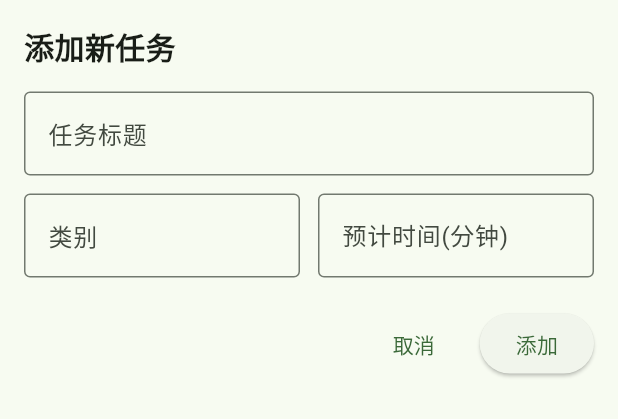
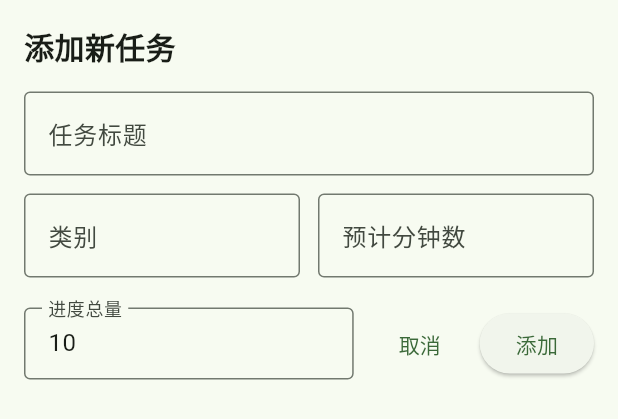
Before and after one commit to cup113/unison, a Flutter app: the TodoEditorWidget widget shown alone on an empty page, opened directly with empty values, on a phone screen of 412 x 824 dp. Shown: the top 419 px of the screen. Run offline on Flutter 3.47's test engine with Material 3 defaults, Android fonts, the phone set to English and light mode, and no system bars; our stand-ins replace shared_preferences; accounts and stored records are empty.

Commit message:
feat(todo): 添加可配置进度总量功能，优化任务管理体验

```diff
--- a/lib/active_todo_view.dart
+++ b/lib/active_todo_view.dart
@@ -185,8 +185,8 @@ class _ActiveTodoViewState extends State<ActiveTodoView> {
             child: Slider(
               value: activeTodo.progress.toDouble(),
               min: 0,
-              max: 10,
-              divisions: 10,
+              max: activeTodo.total.toDouble(),
+              divisions: activeTodo.total,
               label: activeTodo.progress.toString(),
               onChanged: (value) {
                 todoManager.setProgress(activeTodo.id, value.toInt());
@@ -200,7 +200,7 @@ class _ActiveTodoViewState extends State<ActiveTodoView> {
             const Icon(Icons.task, size: 16, color: Colors.grey),
             const SizedBox(width: 4),
             Text(
-              '进度 ${activeTodo.progress}/10',
+              '进度 ${activeTodo.progress}/${activeTodo.total}',
               style: const TextStyle(
                 fontWeight: FontWeight.bold,
                 fontSize: 16,
--- a/lib/todo.dart
+++ b/lib/todo.dart
@@ -1,12 +1,13 @@
 class Todo {
   final String id;
   String title;
-  int progress; // 0-10的进度值，替代原来的isCompleted
+  int progress; // 0-total的进度值，替代原来的isCompleted
   bool isActive;
   bool isArchived;
   String category; // 类别字段
   int estimatedTime; // 预计时间字段(以分钟为单位)
   int focusedTime; // 已专注时间字段(以分钟为单位)
+  int total; // 进度总量，默认为 10
 
   Todo({
     required this.id,
@@ -17,10 +18,11 @@ class Todo {
     this.category = '',
     this.estimatedTime = 0, // 0表示未设置预计时间
     this.focusedTime = 0, // 默认专注时间为0
+    this.total = 10, // 默认进度总量为10
   });
 
-  // 添加一个getter来判断任务是否完成(进度为10时完成)
-  bool get isCompleted => progress == 10;
+// 添加一个getter来判断任务是否完成(进度为total时完成)
+  bool get isCompleted => progress == total;
 
   Todo copyWith({
     String? id,
@@ -31,6 +33,7 @@ class Todo {
     String? category,
     int? estimatedTime,
     int? focusedTime,
+    int? total,
   }) {
     return Todo(
       id: id ?? this.id,
@@ -41,6 +44,7 @@ class Todo {
       category: category ?? this.category,
       estimatedTime: estimatedTime ?? this.estimatedTime,
       focusedTime: focusedTime ?? this.focusedTime,
+      total: total ?? this.total,
     );
   }
 }
--- a/lib/todo_editor_widget.dart
+++ b/lib/todo_editor_widget.dart
@@ -24,6 +24,7 @@ class _TodoEditorWidgetState extends State<TodoEditorWidget> {
   late TextEditingController _titleController;
   late TextEditingController _categoryController;
   late TextEditingController _estimatedTimeController;
+  late TextEditingController _totalController;
 
   @override
   void initState() {
@@ -37,6 +38,9 @@ class _TodoEditorWidgetState extends State<TodoEditorWidget> {
     _estimatedTimeController = TextEditingController(
       text: widget.todo?.estimatedTime.toString() ?? '',
     );
+    _totalController = TextEditingController(
+      text: widget.todo?.total.toString() ?? '10',
+    );
   }
 
   @override
@@ -44,6 +48,7 @@ class _TodoEditorWidgetState extends State<TodoEditorWidget> {
     _titleController.dispose();
     _categoryController.dispose();
     _estimatedTimeController.dispose();
+    _totalController.dispose();
     super.dispose();
   }
 
@@ -84,7 +89,7 @@ class _TodoEditorWidgetState extends State<TodoEditorWidget> {
                 child: TextField(
                   controller: _estimatedTimeController,
                   decoration: const InputDecoration(
-                    labelText: '预计时间(分钟)',
+                    labelText: '预计分钟数',
                     border: OutlineInputBorder(),
                   ),
                   keyboardType: TextInputType.number,
@@ -94,13 +99,26 @@ class _TodoEditorWidgetState extends State<TodoEditorWidget> {
           ),
           const SizedBox(height: 20),
           Row(
-            mainAxisAlignment: MainAxisAlignment.end,
             children: [
+              Expanded(
+                flex: 2,
+                child: TextField(
+                  controller: _totalController,
+                  decoration: const InputDecoration(
+                    labelText: '进度总量',
+                    border: OutlineInputBorder(),
+                    contentPadding:
+                        EdgeInsets.symmetric(horizontal: 12, vertical: 8),
+                  ),
+                  keyboardType: TextInputType.number,
+                ),
+              ),
+              const SizedBox(width: 12),
               TextButton(
                 onPressed: widget.onCancel,
                 child: const Text('取消'),
               ),
-              const SizedBox(width: 12),
+              const SizedBox(width: 8),
               ElevatedButton(
                 onPressed: _saveTodo,
                 child: Text(widget.todo == null ? '添加' : '保存'),
@@ -123,7 +141,7 @@ class _TodoEditorWidgetState extends State<TodoEditorWidget> {
       return;
     }
 
-    // 验证预计时间
+// 验证预计时间
     int estimatedTime = 0;
     if (_estimatedTimeController.text.isNotEmpty) {
       final parsedTime = int.tryParse(_estimatedTimeController.text);
@@ -139,12 +157,29 @@ class _TodoEditorWidgetState extends State<TodoEditorWidget> {
       estimatedTime = parsedTime;
     }
 
+    // 验证进度总量
+    int total = 10;
+    if (_totalController.text.isNotEmpty) {
+      final parsedTotal = int.tryParse(_totalController.text);
+      if (parsedTotal == null || parsedTotal <= 0) {
+        ScaffoldMessenger.of(context).showSnackBar(
+          const SnackBar(
+            content: Text('进度总量必须是正整数'),
+            backgroundColor: Colors.red,
+          ),
+        );
+        return;
+      }
+      total = parsedTotal;
+    }
+
     if (widget.todo == null) {
       // 添加新任务
       widget.todoManager.addTodo(
         _titleController.text.trim(),
         category: _categoryController.text.trim(),
         estimatedTime: estimatedTime,
+        total: total,
       );
     } else {
       // 更新现有任务
@@ -153,6 +188,7 @@ class _TodoEditorWidgetState extends State<TodoEditorWidget> {
         _titleController.text.trim(),
         category: _categoryController.text.trim(),
         estimatedTime: estimatedTime,
+        total: total,
       );
     }
 
--- a/lib/todo_item_display_widget.dart
+++ b/lib/todo_item_display_widget.dart
@@ -222,8 +222,8 @@ class _TodoItemDisplayWidgetState extends State<TodoItemDisplayWidget> {
             child: Slider(
               value: widget.todo.progress.toDouble(),
               min: 0,
-              max: 10,
-              divisions: 10,
+              max: widget.todo.total.toDouble(),
+              divisions: widget.todo.total,
               label: widget.todo.progress.toString(),
               onChanged: (value) {
                 widget.todoManager.setProgress(widget.todo.id, value.toInt());
@@ -232,7 +232,7 @@ class _TodoItemDisplayWidgetState extends State<TodoItemDisplayWidget> {
             ),
           ),
         ),
-        Text('${widget.todo.progress}/10'),
+        Text('${widget.todo.progress}/${widget.todo.total}'),
       ],
     );
   }
--- a/pubspec.yaml
+++ b/pubspec.yaml
@@ -1,7 +1,7 @@
 name: unison
 description: "Track Progress, Homework Together"
 publish_to: 'none'
-version: 0.0.2+16
+version: 0.0.3+17
 
 environment:
   sdk: ^3.0.4
```
Also changed, not shown: lib/todo_manager.dart (+7 -1 lines), 1 other file.
